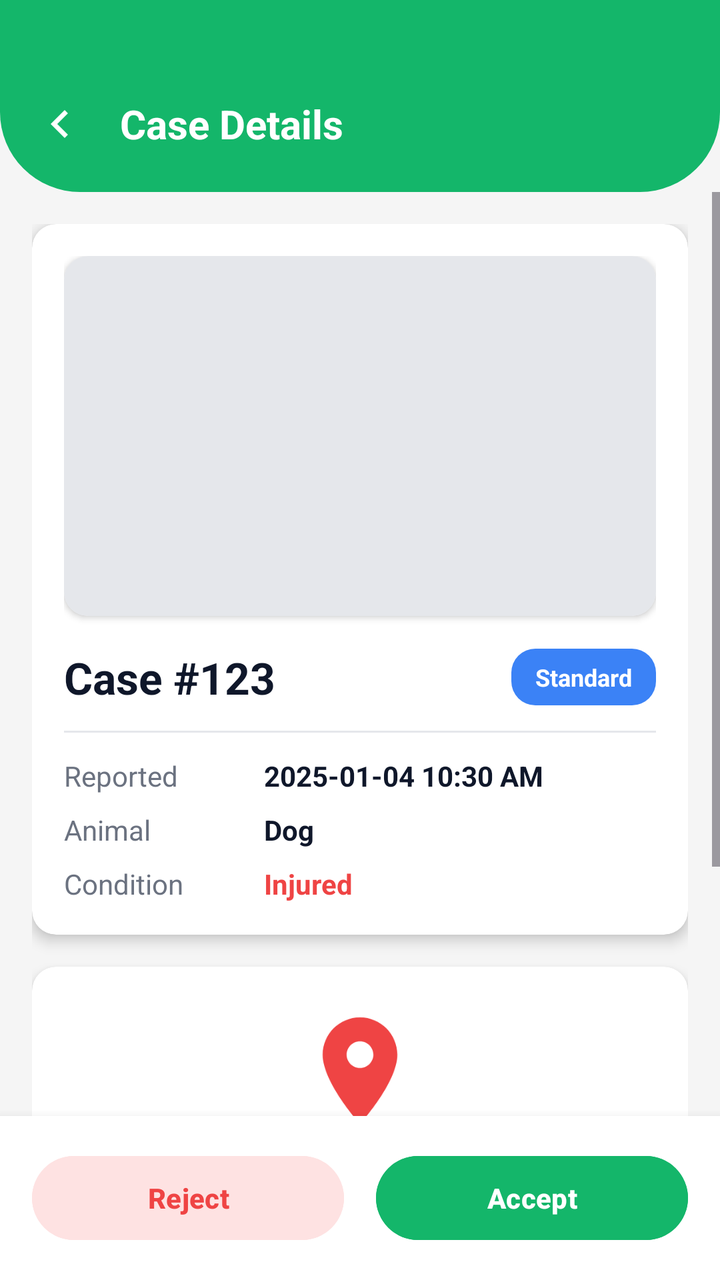
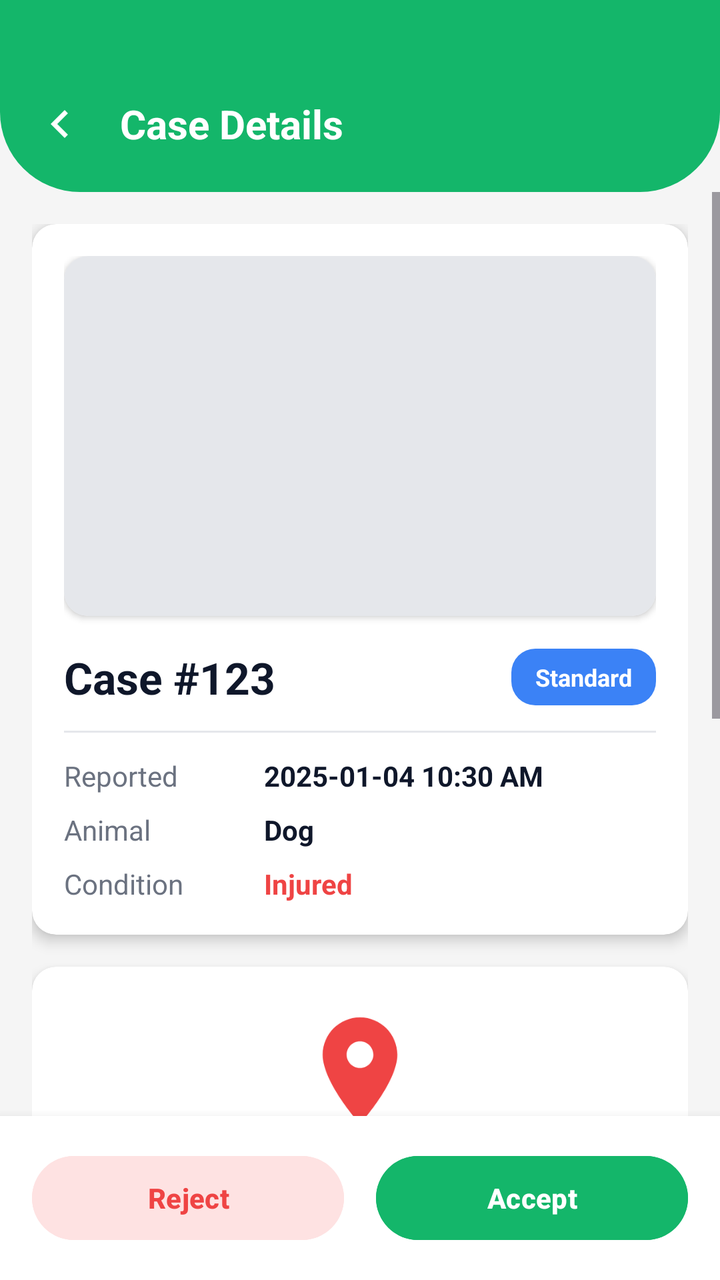

Two renders of the same Android screen: before a commit and after it. Below are the layout's source before the change and the commit's diff.
<!-- AndroidManifest.xml: application theme Theme.Saveparse -->
<!-- res/layout/activity_case_detail.xml -->
<?xml version="1.0" encoding="utf-8"?>
<RelativeLayout xmlns:android="http://schemas.android.com/apk/res/android"
    xmlns:app="http://schemas.android.com/apk/res-auto"
    android:layout_width="match_parent"
    android:layout_height="match_parent"
    android:background="#F5F5F5">

    
    <LinearLayout
        android:id="@+id/header"
        android:layout_width="match_parent"
        android:layout_height="wrap_content"
        android:background="@drawable/bg_header_green"
        android:orientation="horizontal"
        android:paddingTop="48dp"
        android:paddingBottom="20dp"
        android:paddingStart="16dp"
        android:paddingEnd="16dp"
        android:gravity="center_vertical">

        <ImageView
            android:id="@+id/btnBack"
            android:layout_width="28dp"
            android:layout_height="28dp"
            android:src="@drawable/ic_back"
            app:tint="@android:color/white" />

        <TextView
            android:layout_width="wrap_content"
            android:layout_height="wrap_content"
            android:layout_marginStart="16dp"
            android:text="Case Details"
            android:textColor="@android:color/white"
            android:textSize="20sp"
            android:textStyle="bold" />

    </LinearLayout>

    
    <ScrollView
        android:layout_width="match_parent"
        android:layout_height="match_parent"
        android:layout_below="@+id/header"
        android:layout_above="@+id/buttonContainer">

        <LinearLayout
            android:layout_width="match_parent"
            android:layout_height="wrap_content"
            android:orientation="vertical"
            android:padding="16dp">

            
            <androidx.cardview.widget.CardView
                android:layout_width="match_parent"
                android:layout_height="wrap_content"
                android:layout_marginBottom="16dp"
                app:cardCornerRadius="12dp"
                app:cardElevation="4dp">

                <LinearLayout
                    android:layout_width="match_parent"
                    android:layout_height="wrap_content"
                    android:orientation="vertical"
                    android:padding="16dp">

                    
                    <androidx.cardview.widget.CardView
                        android:layout_width="match_parent"
                        android:layout_height="180dp"
                        android:layout_marginBottom="16dp"
                        app:cardCornerRadius="12dp">

                        <ImageView
                            android:id="@+id/ivAnimalPhoto"
                            android:layout_width="match_parent"
                            android:layout_height="match_parent"
                            android:scaleType="centerCrop"
                            android:background="#E5E7EB" />

                    </androidx.cardview.widget.CardView>

                    
                    <LinearLayout
                        android:layout_width="match_parent"
                        android:layout_height="wrap_content"
                        android:orientation="horizontal"
                        android:gravity="center_vertical">

                        <TextView
                            android:id="@+id/tvCaseId"
                            android:layout_width="0dp"
                            android:layout_height="wrap_content"
                            android:layout_weight="1"
                            android:text="Case #123"
                            android:textColor="#0F172A"
                            android:textSize="22sp"
                            android:textStyle="bold" />

                        <TextView
                            android:id="@+id/tvCaseType"
                            android:layout_width="wrap_content"
                            android:layout_height="wrap_content"
                            android:paddingStart="12dp"
                            android:paddingEnd="12dp"
                            android:paddingTop="6dp"
                            android:paddingBottom="6dp"
                            android:text="Standard"
                            android:textColor="@android:color/white"
                            android:textSize="12sp"
                            android:textStyle="bold"
                            android:background="@drawable/bg_badge_standard" />

                    </LinearLayout>

                    <View
                        android:layout_width="match_parent"
                        android:layout_height="1dp"
                        android:layout_marginTop="12dp"
                        android:layout_marginBottom="12dp"
                        android:background="#E5E7EB" />

                    
                    <LinearLayout
                        android:layout_width="match_parent"
                        android:layout_height="wrap_content"
                        android:orientation="horizontal"
                        android:layout_marginBottom="8dp">

                        <TextView
                            android:layout_width="100dp"
                            android:layout_height="wrap_content"
                            android:text="Reported"
                            android:textColor="#6B7280"
                            android:textSize="14sp" />

                        <TextView
                            android:id="@+id/tvReportedTime"
                            android:layout_width="wrap_content"
                            android:layout_height="wrap_content"
                            android:text="2025-01-04 10:30 AM"
                            android:textColor="#0F172A"
                            android:textSize="14sp"
                            android:textStyle="bold" />

                    </LinearLayout>

                    
                    <LinearLayout
                        android:layout_width="match_parent"
                        android:layout_height="wrap_content"
                        android:orientation="horizontal"
                        android:layout_marginBottom="8dp">

                        <TextView
                            android:layout_width="100dp"
                            android:layout_height="wrap_content"
                            android:text="Animal"
                            android:textColor="#6B7280"
                            android:textSize="14sp" />

                        <TextView
                            android:id="@+id/tvAnimalType"
                            android:layout_width="wrap_content"
                            android:layout_height="wrap_content"
                            android:text="Dog"
                            android:textColor="#0F172A"
                            android:textSize="14sp"
                            android:textStyle="bold" />

                    </LinearLayout>

                    
                    <LinearLayout
                        android:layout_width="match_parent"
                        android:layout_height="wrap_content"
                        android:orientation="horizontal">

                        <TextView
                            android:layout_width="100dp"
                            android:layout_height="wrap_content"
                            android:text="Condition"
                            android:textColor="#6B7280"
                            android:textSize="14sp" />

                        <TextView
                            android:id="@+id/tvCondition"
                            android:layout_width="wrap_content"
                            android:layout_height="wrap_content"
                            android:text="Injured"
                            android:textColor="#EF4444"
                            android:textSize="14sp"
                            android:textStyle="bold" />

                    </LinearLayout>

                </LinearLayout>

            </androidx.cardview.widget.CardView>

            
            <androidx.cardview.widget.CardView
                android:layout_width="match_parent"
                android:layout_height="wrap_content"
                app:cardCornerRadius="12dp"
                app:cardElevation="4dp">

                <LinearLayout
                    android:layout_width="match_parent"
                    android:layout_height="wrap_content"
                    android:orientation="vertical"
                    android:padding="20dp"
                    android:gravity="center">

                    <ImageView
                        android:layout_width="64dp"
                        android:layout_height="64dp"
                        android:src="@drawable/ic_location"
                        app:tint="#EF4444" />

                    <TextView
                        android:layout_width="wrap_content"
                        android:layout_height="wrap_content"
                        android:layout_marginTop="12dp"
                        android:text="Animal Location"
                        android:textColor="#0F172A"
                        android:textSize="18sp"
                        android:textStyle="bold" />

                    <TextView
                        android:id="@+id/tvCoordinates"
                        android:layout_width="wrap_content"
                        android:layout_height="wrap_content"
                        android:layout_marginTop="4dp"
                        android:text="12.9716, 77.5946"
                        android:textColor="#6B7280"
                        android:textSize="14sp" />

                    <Button
                        android:id="@+id/btnOpenMaps"
                        android:layout_width="match_parent"
                        android:layout_height="50dp"
                        android:layout_marginTop="16dp"
                        android:text="📍  View Location in Maps"
                        android:textColor="@android:color/white"
                        android:backgroundTint="#4285F4"
                        android:textStyle="bold" />

                </LinearLayout>

            </androidx.cardview.widget.CardView>

        </LinearLayout>

    </ScrollView>

    
    <LinearLayout
        android:id="@+id/buttonContainer"
        android:layout_width="match_parent"
        android:layout_height="wrap_content"
        android:layout_alignParentBottom="true"
        android:orientation="horizontal"
        android:padding="16dp"
        android:background="@android:color/white"
        android:elevation="8dp">

        <Button
            android:id="@+id/btnReject"
            android:layout_width="0dp"
            android:layout_height="50dp"
            android:layout_weight="1"
            android:layout_marginEnd="8dp"
            android:text="Reject"
            android:textColor="#EF4444"
            android:backgroundTint="#FEE2E2"
            android:textStyle="bold" />

        <Button
            android:id="@+id/btnAccept"
            android:layout_width="0dp"
            android:layout_height="50dp"
            android:layout_weight="1"
            android:layout_marginStart="8dp"
            android:text="Accept"
            android:textColor="@android:color/white"
            android:backgroundTint="#14B66A"
            android:textStyle="bold" />

    </LinearLayout>

</RelativeLayout>
<!-- resources referenced by this layout -->
<resources>
  <!-- drawable bg_badge_standard (drawable) -->
  <?xml version="1.0" encoding="utf-8"?>
  <shape xmlns:android="http://schemas.android.com/apk/res/android"
      android:shape="rectangle">
      <solid android:color="#3B82F6" />
      <corners android:radius="12dp" />
  </shape>
  <!-- drawable bg_header_green (drawable) -->
  <?xml version="1.0" encoding="utf-8"?>
  <shape xmlns:android="http://schemas.android.com/apk/res/android">
      <solid android:color="#14B66A"/>
      <corners android:bottomLeftRadius="40dp" android:bottomRightRadius="40dp"/>
  </shape>
  <!-- drawable ic_back (drawable) -->
  <?xml version="1.0" encoding="utf-8"?>
  <vector xmlns:android="http://schemas.android.com/apk/res/android"
      android:width="24dp"
      android:height="24dp"
      android:viewportWidth="24"
      android:viewportHeight="24">
  
      <path
          android:fillColor="#374151"
          android:pathData="M15.41,7.41L14,6l-6,6 6,6 1.41,-1.41L10.83,12z" />
  </vector>
  <!-- drawable ic_location (drawable) -->
  <vector xmlns:android="http://schemas.android.com/apk/res/android"
      android:width="24dp"
      android:height="24dp"
      android:viewportWidth="24.0"
      android:viewportHeight="24.0">
      <path
          android:fillColor="#FFFFFFFF"
          android:pathData="M12,2C8.13,2 5,5.13 5,9c0,5.25 7,13 7,13s7,-7.75 7,-13c0,-3.87 -3.13,-7 -7,-7zM12,11.5c-1.38,0 -2.5,-1.12 -2.5,-2.5s1.12,-2.5 2.5,-2.5 2.5,1.12 2.5,2.5 -1.12,2.5 -2.5,2.5z"/>
  </vector>
  <style name="Theme.Saveparse" parent="Base.Theme.Saveparse" />
  <style name="Base.Theme.Saveparse" parent="Theme.Material3.DayNight.NoActionBar">
          
          
      </style>
</resources>

<!-- the commit's change to res/layout/activity_case_detail.xml (unified diff, before → after) -->
@@ -249,6 +249,60 @@
 
             </androidx.cardview.widget.CardView>
 
+            
+            <androidx.cardview.widget.CardView
+                android:layout_width="match_parent"
+                android:layout_height="wrap_content"
+                android:layout_marginTop="16dp"
+                app:cardCornerRadius="12dp"
+                app:cardElevation="4dp">
+
+                <LinearLayout
+                    android:layout_width="match_parent"
+                    android:layout_height="wrap_content"
+                    android:orientation="vertical"
+                    android:padding="12dp"
+                    android:gravity="center">
+
+                    <ImageView
+                        android:layout_width="36dp"
+                        android:layout_height="36dp"
+                        android:src="@drawable/ic_phone"
+                        app:tint="#4CAF50" />
+
+                    <TextView
+                        android:layout_width="wrap_content"
+                        android:layout_height="wrap_content"
+                        android:layout_marginTop="8dp"
+                        android:text="Need Help?"
+                        android:textColor="#0F172A"
+                        android:textSize="16sp"
+                        android:textStyle="bold" />
+
+                    <TextView
+                        android:layout_width="wrap_content"
+                        android:layout_height="wrap_content"
+                        android:layout_marginTop="4dp"
+                        android:text="Contact SavePaws Admin for assistance"
+                        android:textColor="#6B7280"
+                        android:textSize="12sp"
+                        android:gravity="center" />
+
+                    <Button
+                        android:id="@+id/btnContactAdmin"
+                        android:layout_width="match_parent"
+                        android:layout_height="40dp"
+                        android:layout_marginTop="12dp"
+                        android:text="📞  Contact Admin"
+                        android:textColor="@android:color/white"
+                        android:backgroundTint="#4CAF50"
+                        android:textSize="13sp"
+                        android:textStyle="bold" />
+
+                </LinearLayout>
+
+            </androidx.cardview.widget.CardView>
+
         </LinearLayout>
 
     </ScrollView>
<!-- resource entries referenced after the edit -->
@@ -35,10 +35,22 @@
           android:fillColor="#FFFFFFFF"
           android:pathData="M12,2C8.13,2 5,5.13 5,9c0,5.25 7,13 7,13s7,-7.75 7,-13c0,-3.87 -3.13,-7 -7,-7zM12,11.5c-1.38,0 -2.5,-1.12 -2.5,-2.5s1.12,-2.5 2.5,-2.5 2.5,1.12 2.5,2.5 -1.12,2.5 -2.5,2.5z"/>
   </vector>
+  <!-- drawable ic_phone (drawable) -->
+  <vector xmlns:android="http://schemas.android.com/apk/res/android"
+      android:width="24dp"
+      android:height="24dp"
+      android:viewportWidth="24"
+      android:viewportHeight="24">
+      <path
+          android:pathData="M6.62,10.79C8.06,13.62 10.38,15.94 13.21,17.38L15.41,15.18C15.69,14.9 16.08,14.82 16.43,14.93C17.55,15.3 18.75,15.5 20,15.5C20.55,15.5 21,15.95 21,16.5V20C21,20.55 20.55,21 20,21C10.61,21 3,13.39 3,4C3,3.45 3.45,3 4,3H7.5C8.05,3 8.5,3.45 8.5,4C8.5,5.25 8.7,6.45 9.07,7.57C9.18,7.92 9.1,8.31 8.82,8.59L6.62,10.79Z"
+          android:fillColor="#000000"/>
+  </vector>
   <style name="Theme.Saveparse" parent="Base.Theme.Saveparse" />
   <style name="Base.Theme.Saveparse" parent="Theme.Material3.DayNight.NoActionBar">
           
           
+          <item name="app_name_color">#0A0E27</item>
+          <item name="inverse">@android:color/white</item>
       </style>
 </resources>
 
